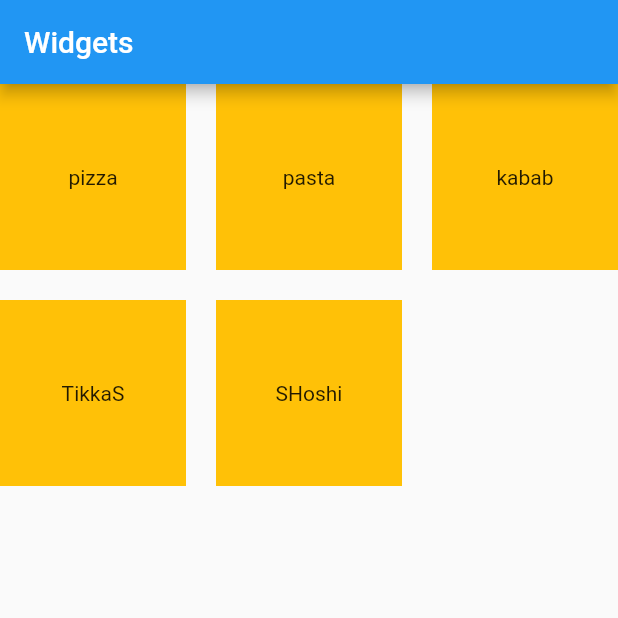
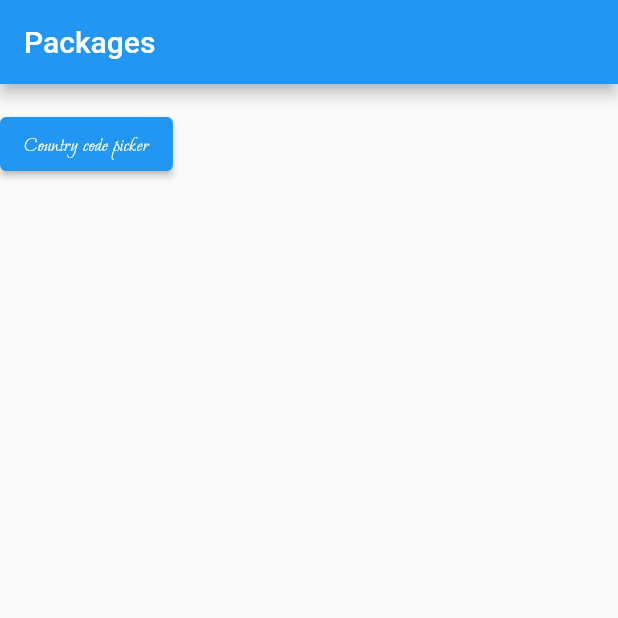
Before and after one commit to Hira-kiran/Flutter_Batch1, a Flutter app: the screen it shows after launch, on a phone screen of 412 x 824 dp, the top half of it. Run offline on Flutter 3.47's test engine with Material 2 defaults, Android fonts, the phone set to English and light mode, and no system bars; our stand-ins replace country_picker.

Commit message:
class 12

```diff
--- a/lib/Flutter Class/class11.dart
+++ b/lib/Flutter Class/class11.dart
@@ -15,7 +15,7 @@ class Class11 extends StatefulWidget {
 
 class _Class11State extends State<Class11> {
   List fastFood = ["pizza", "pasta", "kabab", "TikkaS", "SHoshi"];
-  var _size = 100.0;
+  // var _size = 100.0;
   @override
   Widget build(BuildContext context) {
     return Scaffold(
--- /dev/null
+++ b/lib/Flutter Class/class12.dart
@@ -0,0 +1,59 @@
+import 'package:country_picker/country_picker.dart';
+import 'package:flutter/material.dart';
+
+class PubDevDep extends StatefulWidget {
+  const PubDevDep({super.key});
+
+  @override
+  State<PubDevDep> createState() => _PubDevDepState();
+}
+
+class _PubDevDepState extends State<PubDevDep> {
+  String countryCodee = "";
+  @override
+  Widget build(BuildContext context) {
+    return Scaffold(
+        appBar: AppBar(
+          title: const Text("Packages"),
+        ),
+        body: Column(
+          children: [
+            Text(countryCodee),
+            ElevatedButton(
+              onPressed: () {
+                //********* Country Code picker *************** */
+                showCountryPicker(
+                    countryListTheme: CountryListThemeData(
+                        borderRadius: BorderRadius.circular(50),
+                        backgroundColor: Colors.grey,
+                        flagSize: 100),
+                    context: context,
+                    onSelect: ((value) {
+                      setState(() {
+                        // countryCodee = value.displayName.toString();
+                        countryCodee = value.flagEmoji.toString();
+                      });
+                    }));
+              },
+              child: const Text(
+                "Country code picker",
+                style: TextStyle(fontFamily: "MoonDance"),
+              ),
+            ),
+          ],
+        ));
+  }
+}
+
+// **************** Badge*******************
+//  Center(
+//         child: Badge(
+//           badgeColor: Colors.green,
+//           shape: BadgeShape.circle,
+//           toAnimate: true,
+//           animationType: BadgeAnimationType.scale,
+//           animationDuration: const Duration(seconds: 5),
+//           badgeContent: const Text("1"),
+//           child: const Icon(Icons.notifications),
+//         ),
+//       ),
--- a/lib/main.dart
+++ b/lib/main.dart
@@ -1,6 +1,6 @@
 import 'package:flutter/material.dart';
-import 'package:fluttercls/Flutter%20Class/class10.dart';
-import 'package:fluttercls/Flutter%20Class/class11.dart';
+
+import 'Flutter Class/class12.dart';
 
 void main() {
   runApp(const MyApp());
@@ -12,6 +12,7 @@ class MyApp extends StatelessWidget {
   @override
   Widget build(BuildContext context) {
     return const MaterialApp(
-        debugShowCheckedModeBanner: false, home: Class11());
+        debugShowCheckedModeBanner: false, home: PubDevDep());
+
   }
 }
```
Also changed, not shown: pubspec.yaml (+10 -6 lines), fonts/MoonDance-Regular.ttf (added), pubspec.lock.
